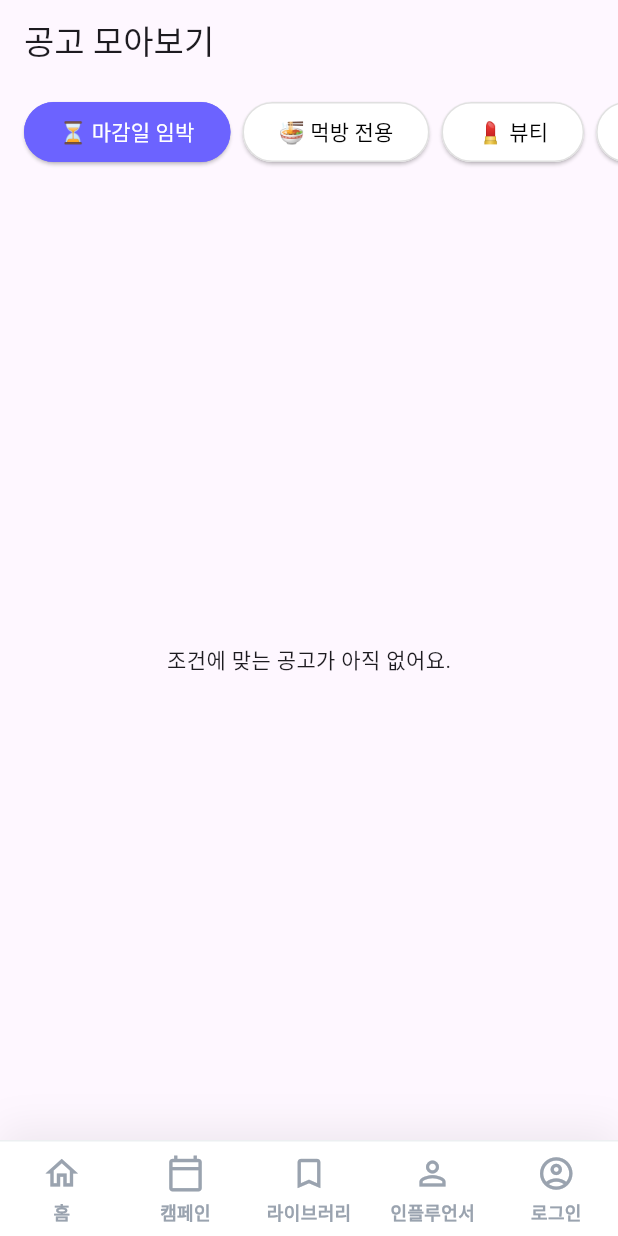
After one commit to livee0322/alpa, a Flutter app: the RecruitListScreen screen opened by its route, on a phone screen of 412 x 824 dp. The commit adds this screen. Run offline on Flutter 3.47's test engine with Material 3 defaults, Android fonts, the phone set to English and light mode, and no system bars; our stand-ins replace file_picker, go_router, shared_preferences; accounts and stored records are empty; network calls fail.

Commit message:
250821 > front-end > flutter > 쇼호스트를 위한 공고 모아보기(필터링) 화면 신규 구현

```diff
--- a/front-end/flutter/livee/lib/presentation/routes/app_router.dart
+++ b/front-end/flutter/livee/lib/presentation/routes/app_router.dart
@@ -8,6 +8,7 @@ import 'package:livee/presentation/screens/campaigns_screen.dart';
 import 'package:livee/presentation/screens/login_screen.dart';
 import 'package:livee/presentation/screens/main_screen.dart';
 import 'package:livee/presentation/screens/mypage_screen.dart';
+import 'package:livee/presentation/screens/recruit_list_screen.dart';
 import 'package:livee/presentation/screens/signup_screen.dart';
 import 'package:provider/provider.dart';
 
@@ -51,6 +52,10 @@ final GoRouter router = GoRouter(
         return CampaignDetailScreen(campaignId: campaignId);
       },
     ),
+    GoRoute(
+      path: '/recruits',
+      builder: (context, state) => const RecruitListScreen(),
+    ),
   ],
   redirect: (context, state) {
     final authProvider = context.read<AuthProvider>();
--- /dev/null
+++ b/front-end/flutter/livee/lib/presentation/screens/recruit_list_screen.dart
@@ -0,0 +1,128 @@
+import 'package:flutter/material.dart';
+import 'package:livee/presentation/providers/recruit_list_provider.dart';
+import 'package:livee/presentation/widgets/common_bottom_nav_bar.dart';
+import 'package:provider/provider.dart';
+
+class RecruitListScreen extends StatefulWidget {
+  const RecruitListScreen({super.key});
+
+  @override
+  State<RecruitListScreen> createState() => _RecruitListScreenState();
+}
+
+class _RecruitListScreenState extends State<RecruitListScreen> {
+  @override
+  void initState() {
+    super.initState();
+    // 화면이 처음 빌드될 때 공고 데이터를 불러오기
+    WidgetsBinding.instance.addPostFrameCallback((_) =>
+        Provider.of<RecruitListProvider>(context, listen: false)
+            .fetchRecruits());
+  }
+
+  @override
+  Widget build(BuildContext context) {
+    return Scaffold(
+      appBar: AppBar(
+        title: const Text('공고 모아보기'),
+      ),
+      body: Consumer<RecruitListProvider>(
+        builder: (context, provider, child) => Column(
+          children: [
+            // 필터 탭 영역
+            _buildFilterTabs(provider),
+            // 공고 목록 영역
+            Expanded(
+              child: provider.isLoading
+                  ? const Center(child: CircularProgressIndicator())
+                  : provider.filteredRecruits.isEmpty
+                      ? const Center(child: Text('조건에 맞는 공고가 아직 없어요.'))
+                      : _buildRecruitList(provider),
+            ),
+          ],
+        ),
+      ),
+      bottomNavigationBar: const CommonBottomNavBar(),
+    );
+  }
+
+  // 필터 탭 UI를 빌드하는 위젯
+  Widget _buildFilterTabs(RecruitListProvider provider) {
+    // 웹 버전의 필터 목록
+    final filters = {
+      'deadline': '⏳ 마감일 임박',
+      'mukbang': '🍜 먹방 전용',
+      'beauty': '💄 뷰티',
+      'pay': '💸 출연료 미쳤다',
+    };
+
+    return SingleChildScrollView(
+      scrollDirection: Axis.horizontal,
+      padding: const EdgeInsets.symmetric(horizontal: 16, vertical: 8),
+      child: Row(
+        children: filters.entries.map((entry) {
+          final isSelected = provider.activeFilter == entry.key;
+          return Padding(
+            padding: const EdgeInsets.only(right: 8.0),
+            child: ElevatedButton(
+              onPressed: () => provider.applyFilter(entry.key),
+              style: ElevatedButton.styleFrom(
+                backgroundColor:
+                    isSelected ? const Color(0xFF6C63FF) : Colors.white,
+                foregroundColor: isSelected ? Colors.white : Colors.black,
+                shape: RoundedRectangleBorder(
+                  borderRadius: BorderRadius.circular(999),
+                  side: BorderSide(
+                    color: isSelected
+                        ? const Color(0xFF6C63FF)
+                        : Colors.grey[300]!,
+                  ),
+                ),
+              ),
+              child: Text(entry.value),
+            ),
+          );
+        }).toList(),
+      ),
+    );
+  }
+
+  // 필터링된 공고 목록을 ListView로 빌드하는 위젯
+  Widget _buildRecruitList(RecruitListProvider provider) {
+    // MainScreen의 RecruitSection 카드 UI를 재사용/참고하여 구현
+    // 여기서는 간단하게 ListTile로 대체합니다. (추후 카드 위젯으로 교체 가능)
+    return ListView.builder(
+      itemCount: provider.filteredRecruits.length,
+      itemBuilder: (context, index) {
+        final campaign = provider.filteredRecruits[index];
+        return Card(
+          margin: const EdgeInsets.symmetric(horizontal: 16, vertical: 6),
+          child: ListTile(
+            leading: campaign.coverImageUrl != null
+                ? Image.network(
+                    campaign.coverImageUrl!,
+                    width: 56,
+                    height: 56,
+                    fit: BoxFit.cover,
+                  )
+                : Container(
+                    width: 56,
+                    height: 56,
+                    color: Colors.grey[200],
+                  ),
+            title: Text(
+              campaign.title ?? '제목 없음',
+              style: const TextStyle(
+                fontWeight: FontWeight.bold,
+              ),
+            ),
+            subtitle: Text(campaign.brand ?? '브랜드 미정'),
+            onTap: () {
+              // TODO: 상세 페이지로 이동
+            },
+          ),
+        );
+      },
+    );
+  }
+}
```
Also changed, not shown: front-end/flutter/livee/lib/main.dart (+13 -0 lines), front-end/flutter/livee/lib/presentation/providers/recruit_list_provider.dart (added, +96 -0 lines).
